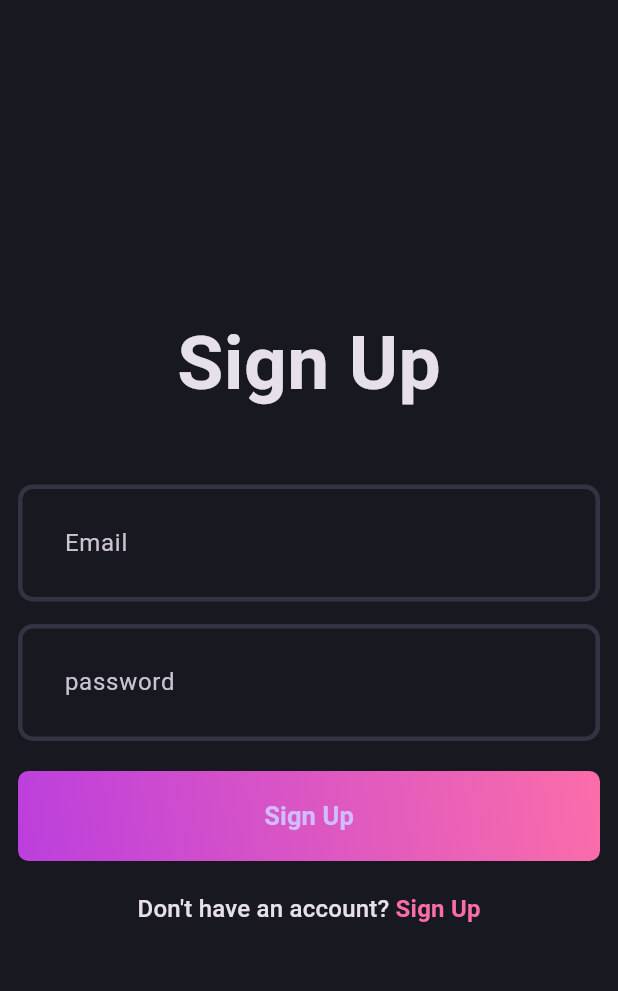
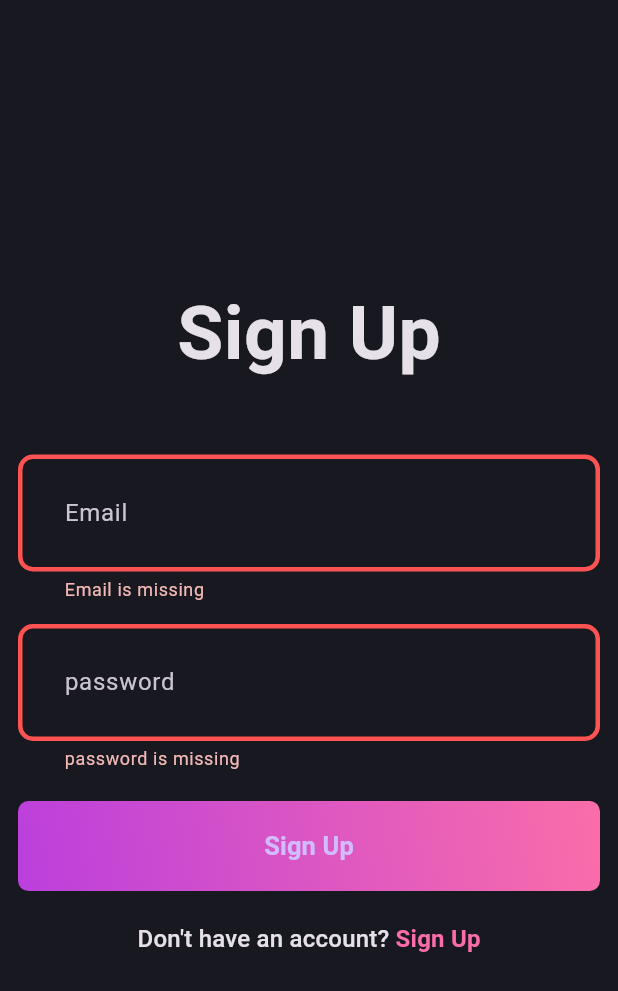
Before and after one commit to ritik6559/Echo, a Flutter app: the screen it shows after launch, after a tap on "Sign Up", on a phone screen of 412 x 824 dp. Shown: the top 991 px of the screen. Run offline on Flutter 3.47's test engine with Material 3 defaults, Android fonts, the phone set to English and light mode, and no system bars; our stand-ins replace flutter_bloc, fpdart, get_it, supabase_flutter; accounts and stored records are empty.

Commit message:
completing authentication screens

```diff
--- a/lib/features/auth/presentation/screens/log_in_screen.dart
+++ b/lib/features/auth/presentation/screens/log_in_screen.dart
@@ -1,8 +1,12 @@
+import 'package:blog_app/core/common/widgets/loader.dart';
 import 'package:blog_app/core/theme/app_pallete.dart';
+import 'package:blog_app/core/uitls/show_snackbar.dart';
+import 'package:blog_app/features/auth/presentation/bloc/auth_bloc.dart';
 import 'package:blog_app/features/auth/presentation/screens/sign_up_screen.dart';
 import 'package:blog_app/features/auth/presentation/widgets/auth_field.dart';
 import 'package:blog_app/features/auth/presentation/widgets/auth_gradient_button.dart';
 import 'package:flutter/material.dart';
+import 'package:flutter_bloc/flutter_bloc.dart';
 
 class LogInScreen extends StatefulWidget {
   const LogInScreen({super.key});
@@ -28,7 +32,17 @@ class _LogInScreenState extends State<LogInScreen> {
     return Scaffold(
       body: Padding(
         padding: const EdgeInsets.all(12.0),
-        child: Form(
+        child: BlocConsumer<AuthBloc, AuthState>(
+          listener: (context, state) {
+            if (state is AuthFailure) {
+              showSnackBar(context, state.message);
+            }
+          },
+          builder: (context, state) {
+            if (state is AuthLoading) {
+              return const Loader();
+            }
+            return Form(
               key: formKey,
               child: Column(
                 mainAxisAlignment: MainAxisAlignment.center,
@@ -56,7 +70,16 @@ class _LogInScreenState extends State<LogInScreen> {
                   ),
                   const SizedBox(height: 20),
                   AuthGradientButton(
-                onTap: (){},
+                    onTap: () {
+                      if (formKey.currentState!.validate()) {
+                        context.read<AuthBloc>().add(
+                              AuthLognIn(
+                                email: emailController.text.trim(),
+                                password: passwordController.text.trim(),
+                              ),
+                            );
+                      }
+                    },
                     text: 'Sign In',
                   ),
                   const SizedBox(height: 20),
@@ -75,7 +98,10 @@ class _LogInScreenState extends State<LogInScreen> {
                         children: [
                           TextSpan(
                             text: 'Sign Up',
-                        style: Theme.of(context).textTheme.titleMedium?.copyWith(
+                            style: Theme.of(context)
+                                .textTheme
+                                .titleMedium
+                                ?.copyWith(
                                   color: AppPallete.gradient2,
                                   fontWeight: FontWeight.bold,
                                 ),
@@ -86,6 +112,8 @@ class _LogInScreenState extends State<LogInScreen> {
                   ),
                 ],
               ),
+            );
+          },
         ),
       ),
     );
```
Lines whose indentation alone changed are shown as unchanged.
